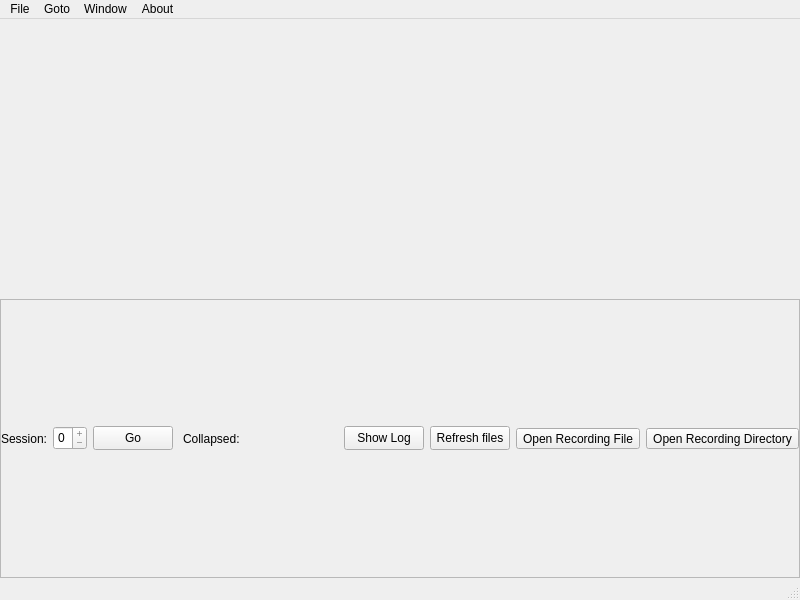
Before: the Qt Designer form pypho_timeline/widgets/TimelineWindow/MainTimelineWindow.ui in PhoPersonalOrg/pyPhoTimeline, drawn with Qt 5.
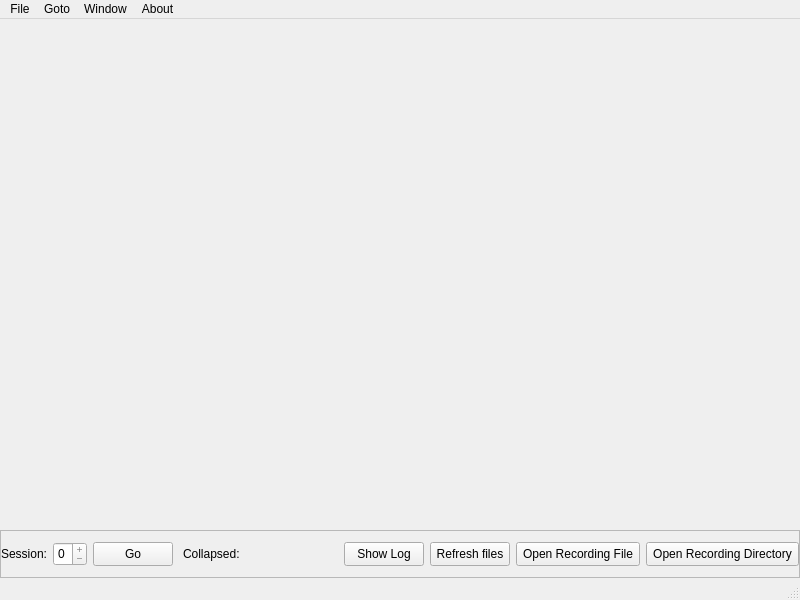
After: the same form once the commit is applied. Icons and pictures are not drawn.

```diff
--- a/pypho_timeline/widgets/TimelineWindow/MainTimelineWindow.ui
+++ b/pypho_timeline/widgets/TimelineWindow/MainTimelineWindow.ui
@@ -34,8 +34,8 @@
      <widget class="QWidget" name="contentWidget" native="true">
       <property name="sizePolicy">
        <sizepolicy hsizetype="Preferred" vsizetype="Expanding">
-        <horstretch>0</horstretch>
-        <verstretch>0</verstretch>
+        <horstretch>1</horstretch>
+        <verstretch>1</verstretch>
        </sizepolicy>
       </property>
      </widget>
@@ -61,6 +61,12 @@
     </item>
     <item>
      <widget class="QFrame" name="footerBar">
+      <property name="sizePolicy">
+       <sizepolicy hsizetype="Preferred" vsizetype="Minimum">
+        <horstretch>1</horstretch>
+        <verstretch>0</verstretch>
+       </sizepolicy>
+      </property>
       <property name="minimumSize">
        <size>
         <width>0</width>
@@ -129,6 +135,7 @@
         </widget>
        </item>
        <item>
+        <widget class="QWidget" name="collapsedDockOverflowStrip" native="true">
         <layout class="QHBoxLayout" name="collapsedDockOverflowStripLayout">
          <property name="spacing">
           <number>4</number>
@@ -177,7 +184,7 @@
              <rect>
               <x>0</x>
               <y>0</y>
-              <width>303</width>
+               <width>138</width>
               <height>28</height>
              </rect>
             </property>
@@ -185,6 +192,7 @@
           </widget>
          </item>
         </layout>
+        </widget>
        </item>
        <item>
         <spacer name="horizontalSpacer">
@@ -230,6 +238,24 @@
        </item>
        <item>
         <widget class="QToolButton" name="btnOpenRecordingFile">
+         <property name="sizePolicy">
+          <sizepolicy hsizetype="Minimum" vsizetype="Fixed">
+           <horstretch>0</horstretch>
+           <verstretch>0</verstretch>
+          </sizepolicy>
+         </property>
+         <property name="minimumSize">
+          <size>
+           <width>0</width>
+           <height>24</height>
+          </size>
+         </property>
+         <property name="baseSize">
+          <size>
+           <width>0</width>
+           <height>24</height>
+          </size>
+         </property>
          <property name="toolTip">
           <string>Open Recording File</string>
          </property>
@@ -243,6 +269,24 @@
        </item>
        <item>
         <widget class="QToolButton" name="btnOpenRecordingDirectory">
+         <property name="sizePolicy">
+          <sizepolicy hsizetype="Minimum" vsizetype="Fixed">
+           <horstretch>0</horstretch>
+           <verstretch>0</verstretch>
+          </sizepolicy>
+         </property>
+         <property name="minimumSize">
+          <size>
+           <width>0</width>
+           <height>24</height>
+          </size>
+         </property>
+         <property name="baseSize">
+          <size>
+           <width>0</width>
+           <height>24</height>
+          </size>
+         </property>
          <property name="toolTip">
           <string>Open Recording Directory</string>
          </property>
```
Left out of the diff: 6 changed lines with no effect on the pictures. Lines whose indentation alone changed are shown as unchanged.
